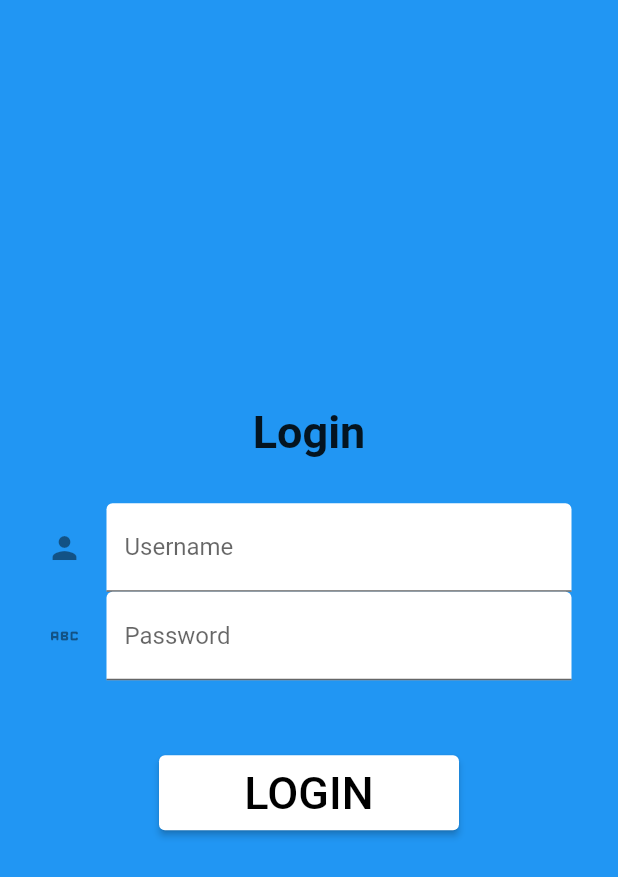
After one commit to AthensRR18/SENS--THESIS, a Flutter app: the screen it shows after launch, after a tap on "LOGIN", on a phone screen of 412 x 824 dp. The commit adds this screen. Shown: the top 877 px of the screen. Run offline on Flutter 3.47's test engine with Material 2 defaults, Android fonts, the phone set to English and light mode, and no system bars; missing offline and left inert: footer.

Commit message:
Updated 18-11-2022

```diff
--- a/lib/historypage.dart
+++ b/lib/historypage.dart
@@ -27,8 +27,6 @@ class HistoryPage extends StatelessWidget {
             SizedBox(
               height: 50,
               width: 100,
-              child: ElevatedButton(
-              ),
             ),
           ],
         ),
--- /dev/null
+++ b/lib/loginpage.dart
@@ -0,0 +1,88 @@
+import 'package:flutter/material.dart';
+import 'package:thesisproject/mainpage.dart';
+
+void main() {
+  runApp(const LoginPart());
+}
+
+class LoginPart extends StatelessWidget {
+  const LoginPart({Key? key}) : super(key: key);
+
+  @override
+  Widget build(BuildContext context) {
+    return Scaffold(
+      backgroundColor: Colors.blue,
+      body: Center(
+        child: Column(
+          mainAxisAlignment: MainAxisAlignment.center,
+          children: [
+            SizedBox(
+              child: (
+              Text('Login',
+              style: TextStyle(
+                fontSize: 30,
+                fontWeight: FontWeight.bold,
+              ),
+              )
+              ),
+            ),
+            SizedBox(
+              height: 30,
+            ),
+            SizedBox(
+              width: 350,
+              child: TextFormField(
+
+                decoration: const InputDecoration(
+                  filled: true,
+                  fillColor: Colors.white,
+                  icon: Icon(Icons.person),
+                  labelText: 'Username',
+                ),
+                onSaved: (String? value) {
+                },
+              )
+            ),
+            SizedBox(
+              width: 350,
+                child: TextFormField(
+                  decoration: const InputDecoration(
+                    filled: true,
+                    fillColor: Colors.white,
+                    icon: Icon(Icons.abc_rounded),
+                    labelText: 'Password',
+                  ),
+                  onSaved: (String? value) {
+                  },
+                  obscureText: true,
+                )
+            ),
+            SizedBox(
+              height: 50,
+            ),
+            SizedBox(
+              height: 50,
+              width: 200,
+              child: ElevatedButton(
+                child: Text('LOGIN',
+                    style: TextStyle(
+                      color: Colors.black,
+                      fontSize: 30,
+                    )),
+                onPressed: (){
+                  Navigator.push(
+                    context,
+                    MaterialPageRoute(builder: (context) => HomePage()),
+                  );
+                },
+                style: ElevatedButton.styleFrom(
+                  backgroundColor: Colors.white,
+                ),
+              ),
+            ),
+          ],
+        ),
+      ),
+    );
+  }
+}
--- a/lib/main.dart
+++ b/lib/main.dart
@@ -2,6 +2,7 @@ import 'package:flutter/material.dart';
 import 'package:thesisproject/mainpage.dart';
 import 'package:footer/footer.dart';
 import 'package:footer/footer_view.dart';
+import 'package:thesisproject/loginpage.dart';
 
 void main() {
   runApp(const MaterialApp(
@@ -41,7 +42,7 @@ class LoginPage extends StatelessWidget {
                       onPressed: (){
                         Navigator.push(
                           context,
-                          MaterialPageRoute(builder: (context) => HomePage()),
+                          MaterialPageRoute(builder: (context) => LoginPart()),
                         );
                       },
                       style: ElevatedButton.styleFrom(
```
Also changed, not shown: lib/registrationpage.dart (added).
